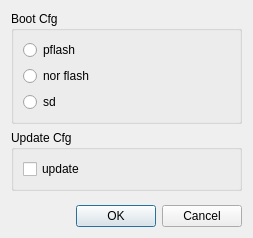
The window that quard_star_tools/boardview/bootselectbox.ui (QQxiaoming/quard_star_tutorial) describes before a commit, drawn with Qt 5.
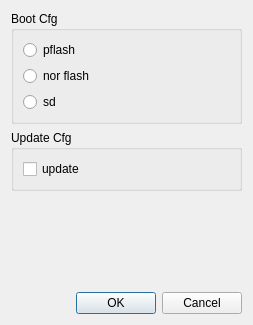
The same window after the commit.

Diff of the .ui file:
```diff
--- a/quard_star_tools/boardview/bootselectbox.ui
+++ b/quard_star_tools/boardview/bootselectbox.ui
@@ -7,7 +7,7 @@
     <x>0</x>
     <y>0</y>
     <width>253</width>
-    <height>238</height>
+    <height>325</height>
    </rect>
   </property>
   <property name="windowTitle">
```
Left out of the diff: 2 changed lines with no effect on the pictures.
